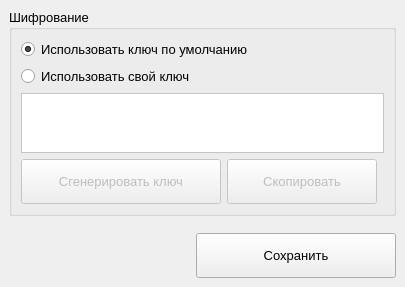
First picture: the form in code/setting.ui, repository GeorgyLord/SC, before the edit.
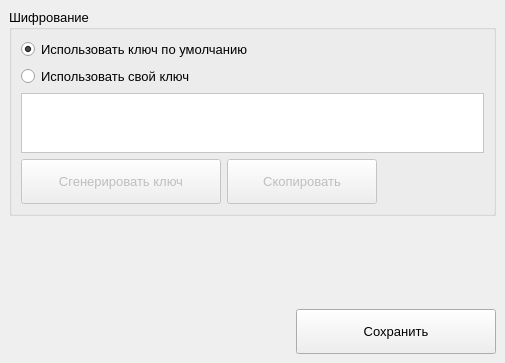
Second picture: the form after the edit.

Diff of the .ui file:
```diff
--- a/code/setting.ui
+++ b/code/setting.ui
@@ -6,8 +6,8 @@
    <rect>
     <x>0</x>
     <y>0</y>
-    <width>405</width>
-    <height>287</height>
+    <width>505</width>
+    <height>363</height>
    </rect>
   </property>
   <property name="windowTitle">
```
